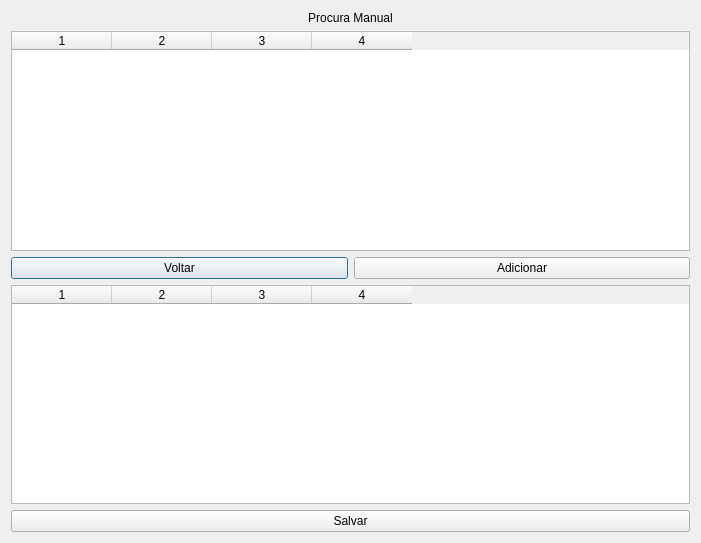
The window that ProgAvProj/searchmanual.ui (LvkazTG/ProgAvFinalProgram) describes before a commit, drawn with Qt 5.
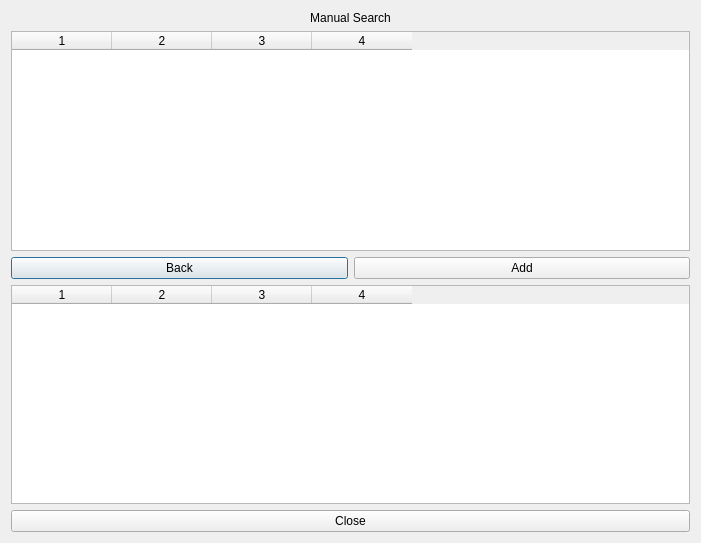
The same window after the commit.

Commit message: [UP-24] Modify user entry ui to be used even with searchmanual class

```diff
--- a/ProgAvProj/searchmanual.ui
+++ b/ProgAvProj/searchmanual.ui
@@ -17,7 +17,7 @@
    <item row="0" column="0" colspan="2">
     <widget class="QLabel" name="lblInfo">
      <property name="text">
-      <string>Procura Manual</string>
+      <string>Manual Search</string>
      </property>
      <property name="alignment">
       <set>Qt::AlignCenter</set>
@@ -27,7 +27,7 @@
    <item row="2" column="0">
     <widget class="QPushButton" name="btnBack">
      <property name="text">
-      <string>Voltar</string>
+      <string>Back</string>
      </property>
     </widget>
    </item>
@@ -48,14 +48,14 @@
    <item row="2" column="1">
     <widget class="QPushButton" name="btnSelect">
      <property name="text">
-      <string>Adicionar</string>
+      <string>Add</string>
      </property>
     </widget>
    </item>
    <item row="4" column="0" colspan="2">
     <widget class="QPushButton" name="btnSave">
      <property name="text">
-      <string>Salvar</string>
+      <string>Close</string>
      </property>
     </widget>
    </item>
```
Left out of the diff: 2 changed lines with no effect on the pictures. The commit also changes 5 other files.
